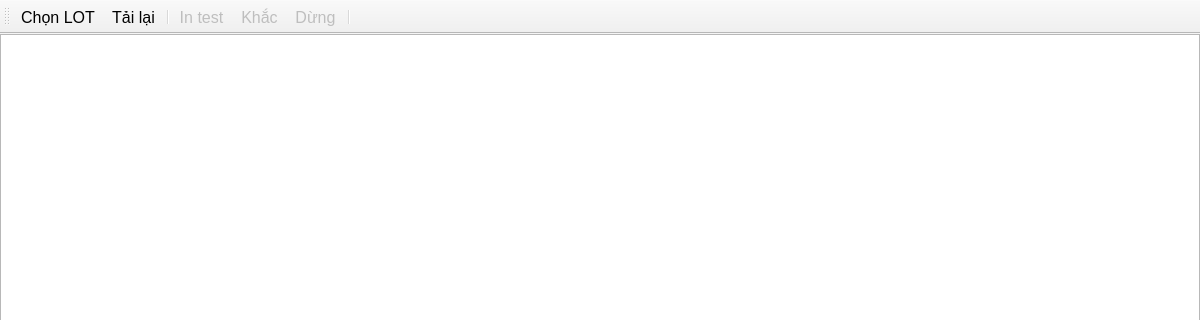
VanDuongPCB/desktop-laser-marking-system, file LMS/HxMarkWindow.ui: the form before one commit; both pictures show x 0 to 1200 and y 0 to 320 of the 1200 by 896 pixel window.
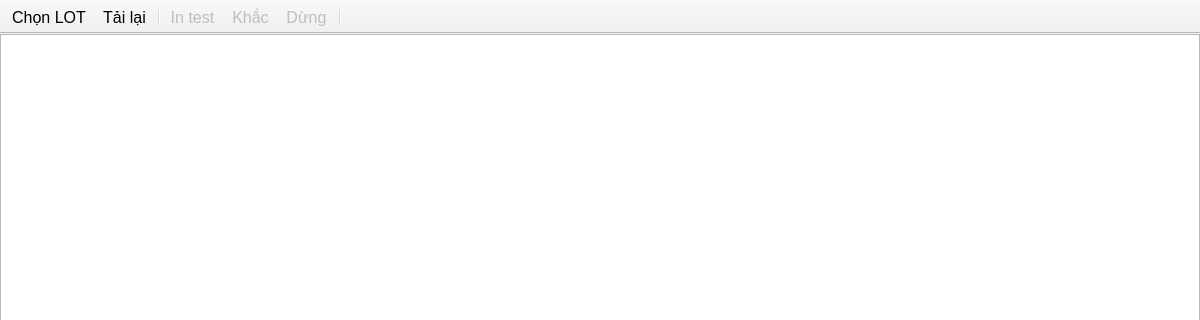
The form after the commit. The open tabs and pages were chosen to show the change. Icons and pictures are not drawn. Custom widgets are drawn as their Qt base class.

```diff
--- a/LMS/HxMarkWindow.ui
+++ b/LMS/HxMarkWindow.ui
@@ -601,6 +601,9 @@
    <property name="windowTitle">
     <string>toolBar</string>
    </property>
+   <property name="movable">
+    <bool>false</bool>
+   </property>
    <property name="iconSize">
     <size>
      <width>80</width>
```
Left out of the diff: 8 changed lines with no effect on the pictures.
